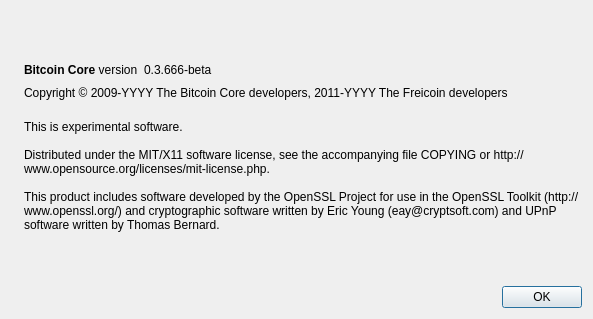
freicoin/freicoin, file src/qt/forms/aboutdialog.ui: the form before one commit.
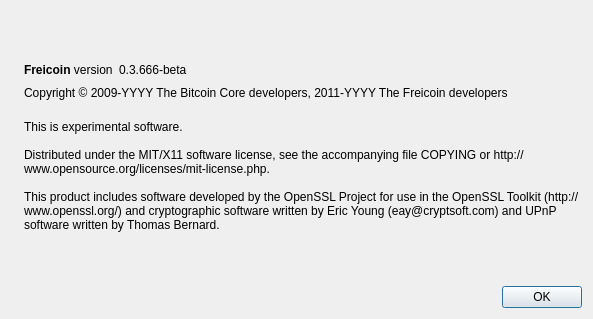
The form after the commit. Icons and pictures are not drawn.

Commit message: [Branding] Re-brand "bitcoin" -> "freicoin".

What changed in the file:
```diff
--- a/src/qt/forms/aboutdialog.ui
+++ b/src/qt/forms/aboutdialog.ui
@@ -50,7 +50,7 @@
           <cursorShape>IBeamCursor</cursorShape>
          </property>
          <property name="text">
-          <string>&lt;b&gt;Bitcoin Core&lt;/b&gt; version</string>
+          <string>&lt;b&gt;Freicoin&lt;/b&gt; version</string>
          </property>
          <property name="textInteractionFlags">
           <set>Qt::LinksAccessibleByMouse|Qt::TextSelectableByKeyboard|Qt::TextSelectableByMouse</set>
```
Left out of the diff: 6 changed lines with no effect on the pictures. The commit also changes 338 other files.
